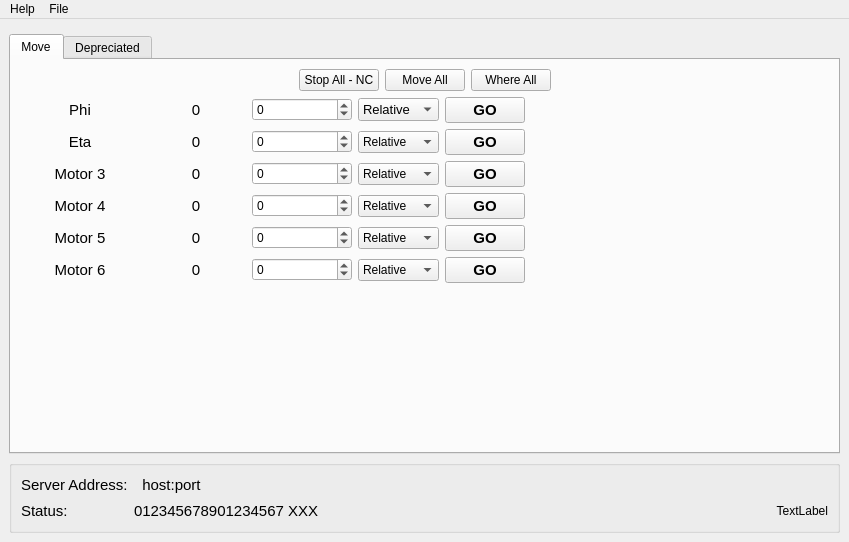
ayuzer/HXMA_Python_Gui, file main_controller/windows/main_window.ui: the form before one commit.
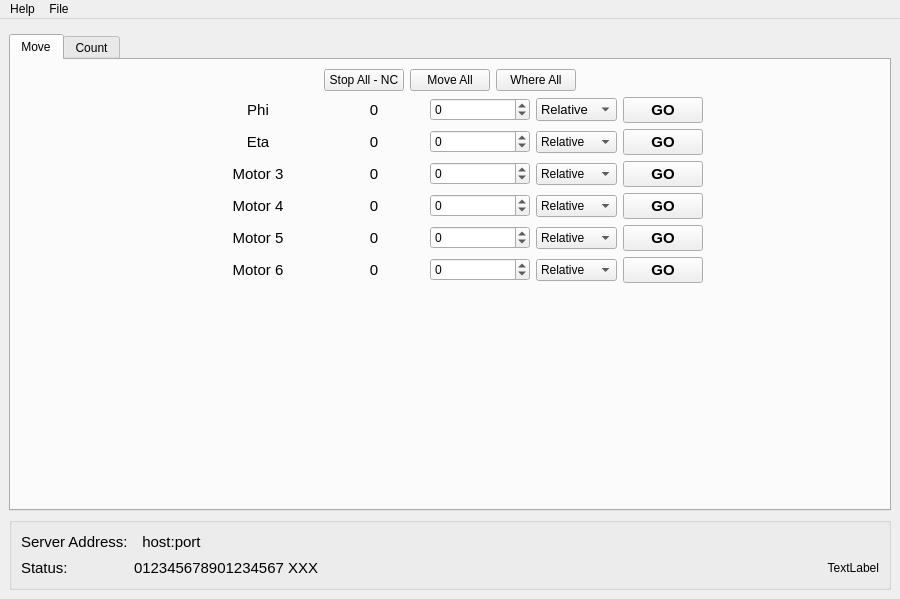
The form after the commit.

Diff of the .ui file:
```diff
--- a/main_controller/windows/main_window.ui
+++ b/main_controller/windows/main_window.ui
@@ -6,15 +6,15 @@
    <rect>
     <x>0</x>
     <y>0</y>
-    <width>849</width>
-    <height>542</height>
+    <width>900</width>
+    <height>599</height>
    </rect>
   </property>
   <property name="windowTitle">
    <string>MainWindow</string>
   </property>
   <widget class="QWidget" name="centralwidget">
-   <layout class="QVBoxLayout" name="verticalLayout_2">
+   <layout class="QHBoxLayout" name="horizontalLayout_2">
     <item>
      <layout class="QVBoxLayout" name="verticalLayout_base">
       <property name="spacing">
@@ -98,7 +98,7 @@
             </item>
             <item>
              <layout class="QGridLayout" name="gridLayout_4">
-              <item row="6" column="0">
+              <item row="6" column="1">
                <spacer name="verticalSpacer">
                 <property name="orientation">
                  <enum>Qt::Vertical</enum>
@@ -111,7 +111,7 @@
                 </property>
                </spacer>
               </item>
-              <item row="0" column="1">
+              <item row="0" column="2">
                <widget class="QLabel" name="label_motor_1_pos">
                 <property name="minimumSize">
                  <size>
@@ -135,7 +135,7 @@
                 </property>
                </widget>
               </item>
-              <item row="0" column="5">
+              <item row="0" column="6">
                <spacer name="horizontalSpacer_2">
                 <property name="orientation">
                  <enum>Qt::Horizontal</enum>
@@ -148,7 +148,7 @@
                 </property>
                </spacer>
               </item>
-              <item row="0" column="0">
+              <item row="0" column="1">
                <widget class="QLabel" name="label_motor_1_name">
                 <property name="minimumSize">
                  <size>
@@ -169,7 +169,7 @@
                 </property>
                </widget>
               </item>
-              <item row="1" column="0">
+              <item row="1" column="1">
                <widget class="QLabel" name="label_motor_2_name">
                 <property name="minimumSize">
                  <size>
@@ -190,7 +190,7 @@
                 </property>
                </widget>
               </item>
-              <item row="1" column="1">
+              <item row="1" column="2">
                <widget class="QLabel" name="label_motor_2_pos">
                 <property name="minimumSize">
                  <size>
@@ -211,20 +211,7 @@
                 </property>
                </widget>
               </item>
-              <item row="1" column="5">
-               <spacer name="horizontalSpacer_4">
-                <property name="orientation">
-                 <enum>Qt::Horizontal</enum>
-                </property>
-                <property name="sizeHint" stdset="0">
-                 <size>
-                  <width>40</width>
-                  <height>20</height>
-                 </size>
-                </property>
-               </spacer>
-              </item>
-              <item row="0" column="2">
+              <item row="0" column="3">
                <widget class="QDoubleSpinBox" name="doubleSpinBox_motor_1_moveto">
                 <property name="minimumSize">
                  <size>
@@ -243,7 +230,7 @@
                 </property>
                </widget>
               </item>
-              <item row="0" column="4">
+              <item row="0" column="5">
                <widget class="QPushButton" name="pushButton_motor_1_movego">
                 <property name="font">
                  <font>
@@ -257,7 +244,7 @@
                 </property>
                </widget>
               </item>
-              <item row="1" column="4">
+              <item row="1" column="5">
                <widget class="QPushButton" name="pushButton_motor_2_movego">
                 <property name="font">
                  <font>
@@ -271,7 +258,7 @@
                 </property>
                </widget>
               </item>
-              <item row="1" column="3">
+              <item row="1" column="4">
                <widget class="QComboBox" name="comboBox_motor_2_movetype">
                 <item>
                  <property name="text">
@@ -285,7 +272,7 @@
                 </item>
                </widget>
               </item>
-              <item row="2" column="0">
+              <item row="2" column="1">
                <widget class="QLabel" name="label_motor_3_name">
                 <property name="font">
                  <font>
@@ -300,7 +287,7 @@
                 </property>
                </widget>
               </item>
-              <item row="3" column="0">
+              <item row="3" column="1">
                <widget class="QLabel" name="label_motor_4_name">
                 <property name="font">
                  <font>
@@ -315,7 +302,7 @@
                 </property>
                </widget>
               </item>
-              <item row="4" column="0">
+              <item row="4" column="1">
                <widget class="QLabel" name="label_motor_5_name">
                 <property name="font">
                  <font>
@@ -330,7 +317,7 @@
                 </property>
                </widget>
               </item>
-              <item row="5" column="0">
+              <item row="5" column="1">
                <widget class="QLabel" name="label_motor_6_name">
                 <property name="font">
                  <font>
@@ -345,7 +332,7 @@
                 </property>
                </widget>
               </item>
-              <item row="2" column="1">
+              <item row="2" column="2">
                <widget class="QLabel" name="label_motor_3_pos">
                 <property name="font">
                  <font>
@@ -360,7 +347,7 @@
                 </property>
                </widget>
               </item>
-              <item row="3" column="1">
+              <item row="3" column="2">
                <widget class="QLabel" name="label_motor_4_pos">
                 <property name="font">
                  <font>
@@ -375,7 +362,7 @@
                 </property>
                </widget>
               </item>
-              <item row="4" column="1">
+              <item row="4" column="2">
                <widget class="QLabel" name="label_motor_5_pos">
                 <property name="font">
                  <font>
@@ -390,7 +377,7 @@
                 </property>
                </widget>
               </item>
-              <item row="5" column="1">
+              <item row="5" column="2">
                <widget class="QLabel" name="label_motor_6_pos">
                 <property name="font">
                  <font>
@@ -405,7 +392,7 @@
                 </property>
                </widget>
               </item>
-              <item row="2" column="2">
+              <item row="2" column="3">
                <widget class="QDoubleSpinBox" name="doubleSpinBox_motor_3_moveto">
                 <property name="decimals">
                  <number>0</number>
@@ -418,7 +405,7 @@
                 </property>
                </widget>
               </item>
-              <item row="3" column="2">
+              <item row="3" column="3">
                <widget class="QDoubleSpinBox" name="doubleSpinBox_motor_4_moveto">
                 <property name="decimals">
                  <number>0</number>
@@ -431,7 +418,7 @@
                 </property>
                </widget>
               </item>
-              <item row="4" column="2">
+              <item row="4" column="3">
                <widget class="QDoubleSpinBox" name="doubleSpinBox_motor_5_moveto">
                 <property name="decimals">
                  <number>0</number>
@@ -444,7 +431,7 @@
                 </property>
                </widget>
               </item>
-              <item row="5" column="2">
+              <item row="5" column="3">
                <widget class="QDoubleSpinBox" name="doubleSpinBox_motor_6_moveto">
                 <property name="decimals">
                  <number>0</number>
@@ -457,7 +444,7 @@
                 </property>
                </widget>
               </item>
-              <item row="2" column="3">
+              <item row="2" column="4">
                <widget class="QComboBox" name="comboBox_motor_3_movetype">
                 <item>
                  <property name="text">
@@ -471,7 +458,7 @@
                 </item>
                </widget>
               </item>
-              <item row="0" column="3">
+              <item row="0" column="4">
                <widget class="QComboBox" name="comboBox_motor_1_movetype">
                 <property name="font">
                  <font>
@@ -490,92 +477,50 @@
                 </item>
                </widget>
               </item>
-              <item row="3" column="3">
-               <widget class="QComboBox" name="comboBox_motor_4_movetype">
-                <item>
-                 <property name="text">
-                  <string>Relative</string>
-                 </property>
-                </item>
-                <item>
-                 <property name="text">
-                  <string>Absolute</string>
-                 </property>
-                </item>
-               </widget>
-              </item>
-              <item row="4" column="3">
-               <widget class="QComboBox" name="comboBox_motor_5_movetype">
-                <item>
-                 <property name="text">
-                  <string>Relative</string>
-                 </property>
-                </item>
-                <item>
-                 <property name="text">
-                  <string>Absolute</string>
-                 </property>
-                </item>
-               </widget>
-              </item>
-              <item row="5" column="3">
-               <widget class="QComboBox" name="comboBox_motor_6_movetype">
-                <item>
-                 <property name="text">
-                  <string>Relative</string>
-                 </property>
-                </item>
-                <item>
-                 <property name="text">
-                  <string>Absolute</string>
-                 </property>
-                </item>
-               </widget>
-              </item>
-              <item row="2" column="4">
-               <widget class="QPushButton" name="pushButton">
-                <property name="font">
-                 <font>
-                  <pointsize>11</pointsize>
-                  <weight>75</weight>
-                  <bold>true</bold>
-                 </font>
-                </property>
-                <property name="text">
-                 <string>GO</string>
-                </property>
-               </widget>
-              </item>
               <item row="3" column="4">
-               <widget class="QPushButton" name="pushButton_2">
-                <property name="font">
-                 <font>
-                  <pointsize>11</pointsize>
-                  <weight>75</weight>
-                  <bold>true</bold>
-                 </font>
-                </property>
-                <property name="text">
-                 <string>GO</string>
-                </property>
+               <widget class="QComboBox" name="comboBox_motor_4_movetype">
+                <item>
+                 <property name="text">
+                  <string>Relative</string>
+                 </property>
+                </item>
+                <item>
+                 <property name="text">
+                  <string>Absolute</string>
+                 </property>
+                </item>
                </widget>
               </item>
               <item row="4" column="4">
-               <widget class="QPushButton" name="pushButton_3">
-                <property name="font">
-                 <font>
-                  <pointsize>11</pointsize>
-                  <weight>75</weight>
-                  <bold>true</bold>
-                 </font>
-                </property>
-                <property name="text">
-                 <string>GO</string>
-                </property>
+               <widget class="QComboBox" name="comboBox_motor_5_movetype">
+                <item>
+                 <property name="text">
+                  <string>Relative</string>
+                 </property>
+                </item>
+                <item>
+                 <property name="text">
+                  <string>Absolute</string>
+                 </property>
+                </item>
                </widget>
               </item>
               <item row="5" column="4">
-               <widget class="QPushButton" name="pushButton_4">
+               <widget class="QComboBox" name="comboBox_motor_6_movetype">
+                <item>
+                 <property name="text">
+                  <string>Relative</string>
+                 </property>
+                </item>
+                <item>
+                 <property name="text">
+                  <string>Absolute</string>
+                 </property>
+                </item>
+               </widget>
+              </item>
+              <item row="2" column="5">
+               <widget class="QPushButton" name="pushButton_motor_3_movego">
                 <property name="font">
                  <font>
                   <pointsize>11</pointsize>
@@ -588,7 +533,49 @@
                 </property>
                </widget>
               </item>
-              <item row="1" column="2">
+              <item row="3" column="5">
+               <widget class="QPushButton" name="pushButton_motor_4_movego">
+                <property name="font">
+                 <font>
+                  <pointsize>11</pointsize>
+                  <weight>75</weight>
+                  <bold>true</bold>
+                 </font>
+                </property>
+                <property name="text">
+                 <string>GO</string>
+                </property>
+               </widget>
+              </item>
+              <item row="4" column="5">
+               <widget class="QPushButton" name="pushButton_motor_5_movego">
+                <property name="font">
+                 <font>
+                  <pointsize>11</pointsize>
+                  <weight>75</weight>
+                  <bold>true</bold>
+                 </font>
+                </property>
+                <property name="text">
+                 <string>GO</string>
+                </property>
+               </widget>
+              </item>
+              <item row="5" column="5">
+               <widget class="QPushButton" name="pushButton_motor_6_movego">
+                <property name="font">
+                 <font>
+                  <pointsize>11</pointsize>
+                  <weight>75</weight>
+                  <bold>true</bold>
+                 </font>
+                </property>
+                <property name="text">
+                 <string>GO</string>
+                </property>
+               </widget>
+              </item>
+              <item row="1" column="3">
                <widget class="QDoubleSpinBox" name="doubleSpinBox_motor_2_moveto">
                 <property name="minimumSize">
                  <size>
@@ -607,13 +594,65 @@
                 </property>
                </widget>
               </item>
+              <item row="0" column="0">
+               <spacer name="horizontalSpacer_8">
+                <property name="orientation">
+                 <enum>Qt::Horizontal</enum>
+                </property>
+                <property name="sizeHint" stdset="0">
+                 <size>
+                  <width>40</width>
+                  <height>20</height>
+                 </size>
+                </property>
+               </spacer>
+              </item>
+              <item row="6" column="5">
+               <spacer name="verticalSpacer_3">
+                <property name="orientation">
+                 <enum>Qt::Vertical</enum>
+                </property>
+                <property name="sizeHint" stdset="0">
+                 <size>
+                  <width>20</width>
+                  <height>40</height>
+                 </size>
+                </property>
+               </spacer>
+              </item>
+              <item row="5" column="0">
+               <spacer name="horizontalSpacer_9">
+                <property name="orientation">
+                 <enum>Qt::Horizontal</enum>
+                </property>
+                <property name="sizeHint" stdset="0">
+                 <size>
+                  <width>40</width>
+                  <height>20</height>
+                 </size>
+                </property>
+               </spacer>
+              </item>
+              <item row="5" column="6">
+               <spacer name="horizontalSpacer_10">
+                <property name="orientation">
+                 <enum>Qt::Horizontal</enum>
+                </property>
+                <property name="sizeHint" stdset="0">
+                 <size>
+                  <width>40</width>
+                  <height>20</height>
+                 </size>
+                </property>
+               </spacer>
+              </item>
              </layout>
             </item>
            </layout>
           </widget>
           <widget class="QWidget" name="tab_1">
            <attribute name="title">
-            <string>Depreciated</string>
+            <string>Count</string>
            </attribute>
            <layout class="QVBoxLayout" name="verticalLayout_3">
             <item>
@@ -759,7 +798,7 @@
               <widget class="QLabel" name="label_status_msg">
                <property name="minimumSize">
                 <size>
-                 <width>300</width>
+                 <width>420</width>
                  <height>0</height>
                 </size>
                </property>
@@ -832,7 +871,7 @@
     <rect>
      <x>0</x>
      <y>0</y>
-     <width>849</width>
+     <width>900</width>
      <height>25</height>
     </rect>
    </property>
```
Left out of the diff: 88 changed lines with no effect on the pictures.
